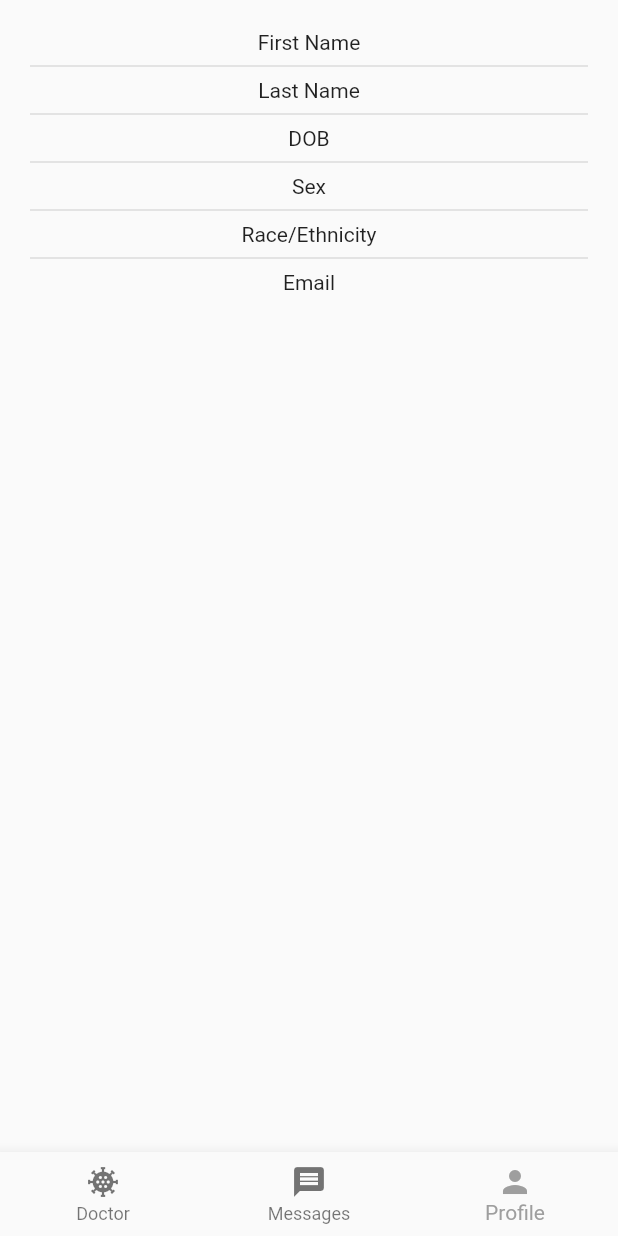
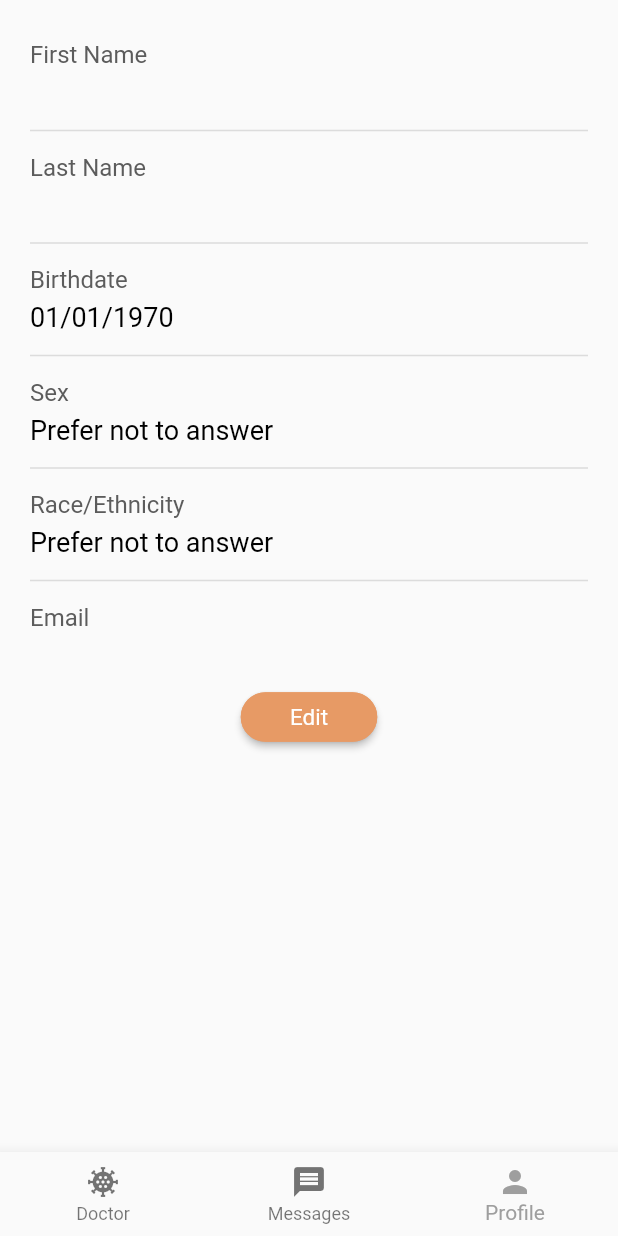
Before and after one commit to UT-Projects/solace-ui, a Flutter app: the NavBar screen opened directly, item 3 of the bottom bar chosen, on a phone screen of 412 x 824 dp. Run offline on Flutter 3.47's test engine with Material 2 defaults, Android fonts, the phone set to English and light mode, and no system bars; our stand-ins replace flutter_redux, redux; missing offline and left inert: redux_saga; Roboto replaces fonts that are missing (SFCompact).

Commit message:
profile screen updated

```diff
--- a/solace_ui/lib/profile_screen.dart
+++ b/solace_ui/lib/profile_screen.dart
@@ -1,4 +1,9 @@
 import 'package:flutter/material.dart';
+import 'package:flutter_redux/flutter_redux.dart';
+import 'package:intl/intl.dart';
+
+import 'login_screen.dart';
+import 'redux/app_state.dart';
 
 class ProfileScreen extends StatefulWidget {
   ProfileScreen({Key? key}) : super(key: key);
@@ -17,21 +22,96 @@ class _ProfileScreenState extends State<ProfileScreen> {
 
   @override
   Widget build(BuildContext context) {
+    return StoreConnector<AppState, UserInfo>(
+      converter: (store) => store.state.userInfo,
+      builder: (BuildContext context, UserInfo userInfo) {
         return Container(
-      margin: EdgeInsets.fromLTRB(20,20,20,20),
-      child: Column(children: [
-        Text("First Name"),
+          margin: EdgeInsets.fromLTRB(20, 20, 20, 20),
+          child: Column(
+            crossAxisAlignment: CrossAxisAlignment.start,
+            children: [
+              SizedBox(height: 7),
+              OneUserInfo("First Name", userInfo.firstName),
+              SizedBox(height: 7),
               Divider(thickness: 1),
-        Text("Last Name"),
+              SizedBox(height: 7),
+              OneUserInfo("Last Name", userInfo.lastName),
+              SizedBox(height: 7),
               Divider(thickness: 1),
-        Text("DOB"),
+              SizedBox(height: 7),
+              OneUserInfo("Birthdate", DateFormat('MM/dd/yyyy').format(userInfo.birthdate)),
+              SizedBox(height: 7),
               Divider(thickness: 1),
-        Text("Sex"),
+              SizedBox(height: 7),
+              OneUserInfo("Sex", userInfo.sex),
+              SizedBox(height: 7),
               Divider(thickness: 1),
-        Text("Race/Ethnicity"),
+              SizedBox(height: 7),
+              OneUserInfo("Race/Ethnicity", userInfo.ethnicity),
+              SizedBox(height: 7),
               Divider(thickness: 1),
-        Text("Email"),
-      ]),
+              SizedBox(height: 7),
+              OneUserInfo("Email", userInfo.email),
+              SizedBox(height: 7),
+              Center(
+                child: ElevatedButton(
+                  onPressed: () => Navigator.push(context,
+                      MaterialPageRoute(builder: (context) => ProfileScreen())),
+                  child: Text(
+                    'Edit',
+                    style: TextStyle(
+                      fontSize: 15,
+                      fontFamily: "SFCompact",
+                    ),
+                  ),
+                  style: ButtonStyle(
+                    foregroundColor: MaterialStateProperty.all(Color(0xFFFFFFFF)),
+                    backgroundColor: MaterialStateProperty.all(Color(0xFFE79A65)),
+                    minimumSize: MaterialStateProperty.all(Size(91, 33)),
+                    shape: MaterialStateProperty.all(RoundedRectangleBorder(
+                      borderRadius: BorderRadius.circular(25),
+                      side: BorderSide(color: Color(0xFFE79A65)),
+                    )),
+                  ),
+                ),
+              ),
+            ],
+          ),
+        );
+      },
     );
   }
 }
+
+class OneUserInfo extends StatelessWidget {
+  final String description;
+  final String info;
+
+  OneUserInfo(this.description, this.info);
+
+  @override
+  Widget build(BuildContext context) {
+    return Column(
+      crossAxisAlignment: CrossAxisAlignment.start,
+      children: [
+        Text(
+          description,
+          style: TextStyle(
+            color: Color(0xFF5C5C5C),
+            fontSize: 16,
+            fontFamily: "SFCompact",
+          ),
+        ),
+        SizedBox(height:5),
+        Text(
+          info,
+          style: TextStyle(
+            color: Colors.black,
+            fontSize: 18,
+            fontFamily: "SFCompact",
+          ),
+        ),
+      ],
+    );
+  }
+}
--- a/solace_ui/lib/signup_screen.dart
+++ b/solace_ui/lib/signup_screen.dart
@@ -3,6 +3,8 @@ import 'package:flutter_redux/flutter_redux.dart';
 import 'package:solace_ui/redux/actions/actions.dart';
 import 'package:solace_ui/redux/app_state.dart';
 import 'package:intl/intl.dart';
+
+import 'navbar.dart';
 
 class SignupScreen extends StatefulWidget {
   SignupScreen({Key? key}) : super(key: key);
@@ -124,7 +126,7 @@ class _SignupScreenState extends State<SignupScreen> {
               ElevatedButton(
                 onPressed: () => {
                   Navigator.push(context,
-                      MaterialPageRoute(builder: (context) => SignupScreen())),
+                      MaterialPageRoute(builder: (context) => NavBar())),
                   StoreProvider.of<AppState>(context).dispatch(CreateUserAction(
                     firstName: firstName, lastName: lastName, email: email,
                     birthdate: birthdate, sex: sex, ethnicity: ethnicity)),
```
Also changed, not shown: solace_ui/lib/symptoms_screen.dart (+0 -7 lines), solace_ui/lib/custom_button.dart (line endings or trailing spaces). Lines whose indentation alone changed are shown as unchanged.
